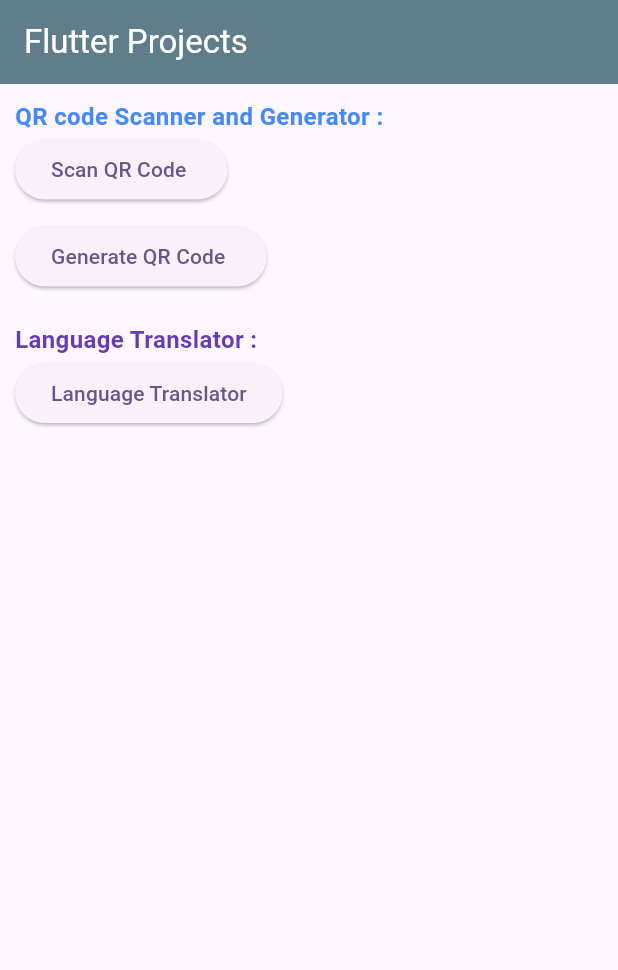
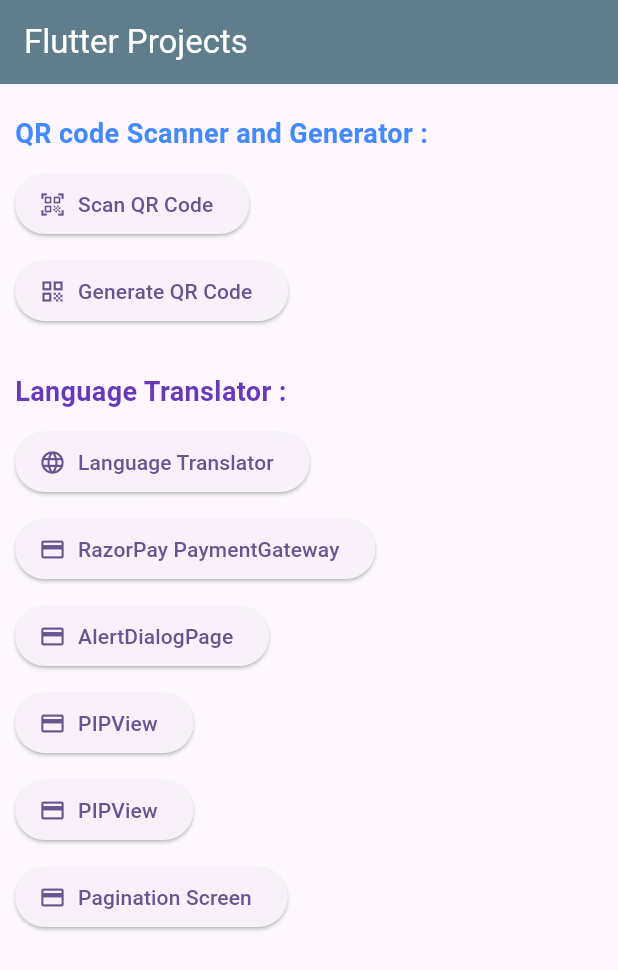
Before and after one commit to narayannalbhe/flutter_projects, a Flutter app: the screen it shows after launch, on a phone screen of 412 x 824 dp. Shown: the top 970 px of the screen. Run offline on Flutter 3.47's test engine with Material 2 defaults, Android fonts, the phone set to English and light mode, and no system bars; our stand-ins replace fluttertoast, qr_flutter; missing offline and left inert: flutter_barcode_scanner, razorpay_flutter, translator.

Commit message:
9 april master commit alert_dialog_page, razorPaymentGateway

```diff
--- a/lib/language_translator/view/language_translator.dart
+++ b/lib/language_translator/view/language_translator.dart
@@ -13,6 +13,7 @@ class _LanguageTranslatorState extends State<LanguageTranslator> {
   var originLanguage = 'From';
   var destinationLanguage = 'To';
   var output = '';
+
   TextEditingController languageController = TextEditingController();
 
   void translate(String src, String dest, String input) async {
--- a/lib/qr_code_scanner_project/view/home_page.dart
+++ b/lib/qr_code_scanner_project/view/home_page.dart
@@ -1,13 +1,17 @@
 import 'package:flutter/material.dart';
+import 'package:flutter_projects/RazorPaymentGateway/RazorPaymentGateway.dart';
+import 'package:flutter_projects/custom_alert_dialog/alert_dialog_page.dart';
 import 'package:flutter_projects/language_translator/view/language_translator.dart';
+import 'package:flutter_projects/pagination/pagination_screen.dart';
+import 'package:flutter_projects/pic_in_picture/pic_in_picture.dart';
 import 'package:flutter_projects/qr_code_scanner_project/view/generate_qr_code.dart';
 import 'package:flutter_projects/qr_code_scanner_project/view/scan_qr_code.dart';
 
 class HomePage extends StatefulWidget {
-  const HomePage({super.key});
+  const HomePage({Key? key}) : super(key: key);
 
   @override
-  State<HomePage> createState() => _HomePageState();
+  _HomePageState createState() => _HomePageState();
 }
 
 class _HomePageState extends State<HomePage> {
@@ -15,62 +19,128 @@ class _HomePageState extends State<HomePage> {
   Widget build(BuildContext context) {
     return Scaffold(
       appBar: AppBar(
-        title: Text('Flutter Projects',style: TextStyle(
-          color: Colors.white
-        ),),
+        title: Text(
+          'Flutter Projects',
+          style: TextStyle(color: Colors.white),
+        ),
         backgroundColor: Colors.blueGrey,
       ),
       body: Padding(
         padding: const EdgeInsets.symmetric(horizontal: 10.0),
         child: Column(
           crossAxisAlignment: CrossAxisAlignment.start,
-          mainAxisAlignment: MainAxisAlignment.start,
           children: [
+            SizedBox(height: 20),
+            Text(
+              'QR code Scanner and Generator :',
+              style: TextStyle(
+                color: Colors.blueAccent,
+                fontWeight: FontWeight.bold,
+                fontSize: 18,
+              ),
+            ),
             SizedBox(height: 10),
-            Text('QR code Scanner and Generator :',style: TextStyle(
-              color: Colors.blueAccent,fontWeight: FontWeight.bold,
-               fontSize: 16
-            ),),
-            ElevatedButton(
-                onPressed: (){
-                  setState(() {
-                    Navigator.push(context, MaterialPageRoute(builder: (context){
-                      return GenerateQrCode();
-                    })) ;
-                  });
-                },
-                child: Text(
-              'Scan QR Code '
-            )),
+            ElevatedButton.icon(
+              onPressed: () {
+                Navigator.push(
+                  context,
+                  MaterialPageRoute(builder: (context) => GenerateQrCode()),
+                );
+              },
+              icon: Icon(Icons.qr_code_scanner),
+              label: Text('Scan QR Code'),
+            ),
             SizedBox(height: 10),
-            ElevatedButton(
-                onPressed: (){
-                  setState(() {
-                    Navigator.push(context, MaterialPageRoute(builder: (context){
-                      return ScanQrCode();
-                    })) ;
-                  });
-                },
-                child: Text(
-                    'Generate QR Code '
-                )),
-            SizedBox(height: 20),
-            Text('Language Translator :',style: TextStyle(
-                color: Colors.deepPurple,fontWeight: FontWeight.bold,
-                fontSize: 16
-            ),),
-            ElevatedButton(
-                onPressed: (){
-                  setState(() {
-                    Navigator.push(context, MaterialPageRoute(builder: (context){
-                      return LanguageTranslator();
-                    })) ;
-                  });
-                },
-                child: Text(
-                    'Language Translator'
-                )),
+            ElevatedButton.icon(
+              onPressed: () {
+                Navigator.push(
+                  context,
+                  MaterialPageRoute(builder: (context) => ScanQrCode()),
+                );
+              },
+              icon: Icon(Icons.qr_code),
+              label: Text('Generate QR Code'),
+            ),
+            SizedBox(height: 30),
+            Text(
+              'Language Translator :',
+              style: TextStyle(
+                color: Colors.deepPurple,
+                fontWeight: FontWeight.bold,
+                fontSize: 18,
+              ),
+            ),
+            SizedBox(height: 10),
+            ElevatedButton.icon(
+              onPressed: () {
+                Navigator.push(
+                  context,
+                  MaterialPageRoute(builder: (context) => LanguageTranslator()),
+                );
+              },
+              icon: Icon(Icons.language),
+              label: Text('Language Translator'),
+            ),
+            SizedBox(height: 10),
+            ElevatedButton.icon(
+              onPressed: () {
+                Navigator.push(
+                  context,
+                  MaterialPageRoute(builder: (context) => RazorPaymentGateway()),
+                );
+              },
+              icon: Icon(Icons.payment),
+              label: Text('RazorPay PaymentGateway'),
+            ),
 
+            SizedBox(height: 10),
+            ElevatedButton.icon(
+              onPressed: () {
+                Navigator.push(
+                  context,
+                  MaterialPageRoute(builder: (context) => AlertDialogPage()),
+                );
+              },
+              icon: Icon(Icons.payment),
+              label: Text('AlertDialogPage'),
+            ),
+
+            SizedBox(height: 10),
+            ElevatedButton.icon(
+              onPressed: () {
+                Navigator.push(
+                  context,
+                  MaterialPageRoute(builder: (context) => HomeScreen()),
+                );
+              },
+              icon: Icon(Icons.payment),
+              label: Text('PIPView'),
+            ),
+
+            SizedBox(height: 10),
+            ElevatedButton.icon(
+              onPressed: () {
+                Navigator.push(
+                  context,
+                  MaterialPageRoute(builder: (context) => HomeScreen()),
+                );
+              },
+              icon: Icon(Icons.payment),
+              label: Text('PIPView'),
+            ),
+
+
+            SizedBox(height: 10),
+            ElevatedButton.icon(
+              onPressed: () {
+                Navigator.push(
+                  context,
+                  MaterialPageRoute(builder: (context) => PaginationScreen()),
+                );
+              },
+              icon: Icon(Icons.payment),
+              label: Text('Pagination Screen'),
+            ),
           ],
         ),
       ),
--- a/pubspec.yaml
+++ b/pubspec.yaml
@@ -38,6 +38,8 @@ dependencies:
   qr_flutter: ^4.0.0
   flutter_barcode_scanner: ^2.0.0
   translator: ^0.1.7
+  razorpay_flutter: ^1.3.6
+  fluttertoast: ^8.2.4
 
 
 dev_dependencies:
```
Also changed, not shown: lib/RazorPaymentGateway/RazorPaymentGateway.dart (added, +144 -0 lines), lib/custom_alert_dialog/alert_dialog_page.dart (added, +129 -0 lines), lib/pagination/pagination_screen.dart (added, +114 -0 lines), lib/pic_in_picture/pic_in_picture.dart (added, +83 -0 lines), pubspec.lock, 2 other files.
